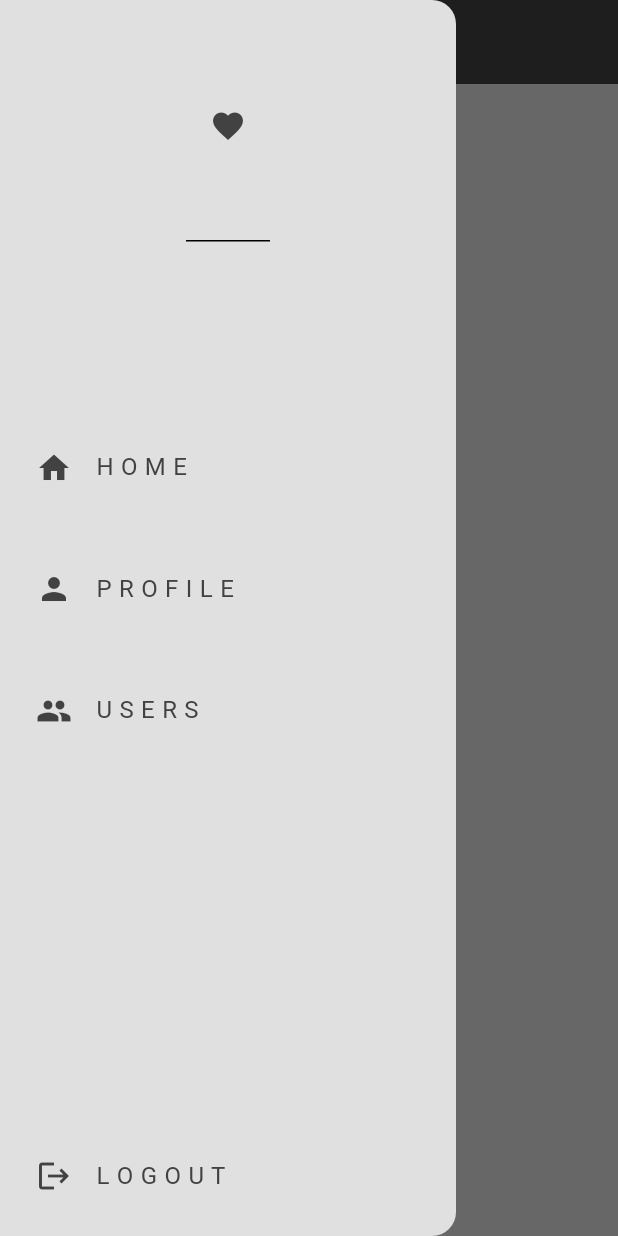
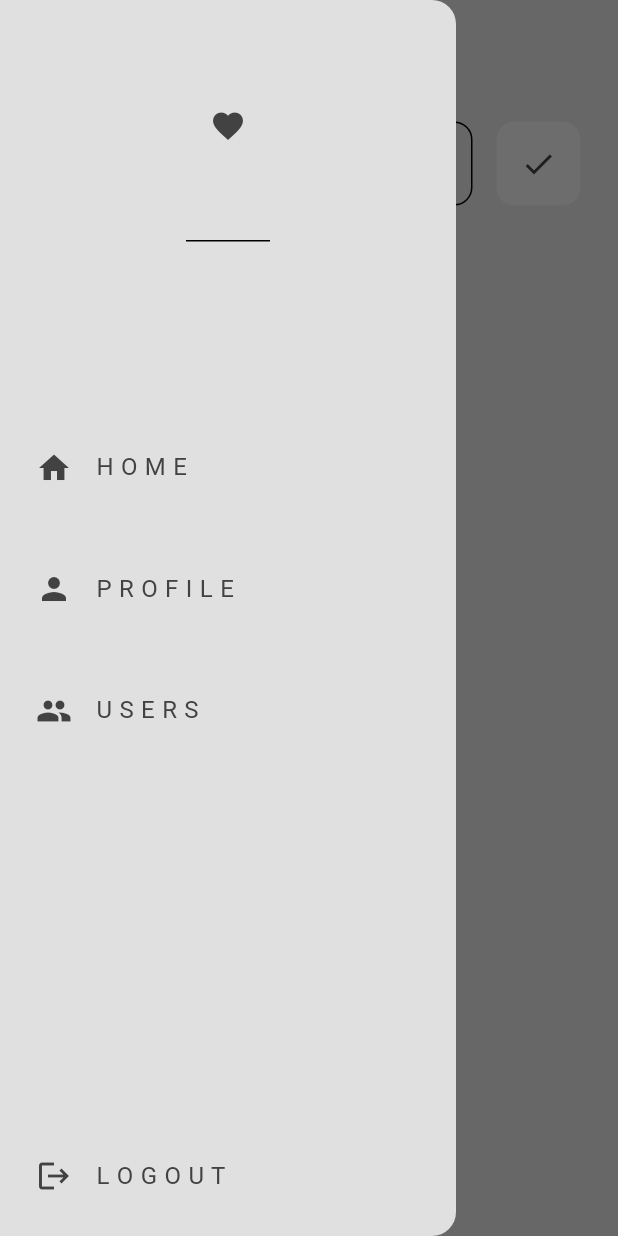
Before and after one commit to hareesh-r/flutter_firebase_integ, a Flutter app: the screen it shows once a user with an empty profile is signed in, with the side drawer open, on a phone screen of 412 x 824 dp. Run offline on Flutter 3.47's test engine with Material 3 defaults, Android fonts, the light colour scheme and no system bars; our stand-ins replace cloud_firestore, firebase_auth, firebase_core; accounts and stored records are empty; generated files the repository leaves out were written again; network calls fail.

Commit message:
feat : add functionality to home and profile

```diff
--- /dev/null
+++ b/lib/components/my_post_button.dart
@@ -0,0 +1,23 @@
+import 'package:flutter/material.dart';
+
+class CustomPostButton extends StatelessWidget {
+  final void Function()? onTap;
+  const CustomPostButton({super.key, required this.onTap});
+
+  @override
+  Widget build(BuildContext context) {
+    return GestureDetector(
+      onTap: onTap,
+      child: Container(
+        decoration: BoxDecoration(
+            color: Theme.of(context).colorScheme.primary,
+            borderRadius: BorderRadius.circular(12)),
+            padding: const EdgeInsets.all(16),
+            margin: const EdgeInsets.only(left: 16),
+        child: Center(
+          child: Icon(Icons.done, color: Theme.of(context).colorScheme.inversePrimary,),
+        ),
+      ),
+    );
+  }
+}
--- a/lib/components/my_textfield.dart
+++ b/lib/components/my_textfield.dart
@@ -15,8 +15,10 @@ class CustomTextField extends StatelessWidget {
     return TextField(
       controller: controller,
       obscureText: obscureText,
+      style: TextStyle(fontSize: 16, color: Theme.of(context).colorScheme.primary),
       decoration: InputDecoration(
           hintText: hintText,
+          hintStyle: TextStyle(fontSize: 16, color: Theme.of(context).colorScheme.secondary),
           border: OutlineInputBorder(
             borderRadius: BorderRadius.circular(12),
           )),
--- /dev/null
+++ b/lib/database/firestore.dart
@@ -0,0 +1,20 @@
+import 'package:cloud_firestore/cloud_firestore.dart';
+import 'package:firebase_auth/firebase_auth.dart';
+
+class FirestoreDatabase {
+    User? user = FirebaseAuth.instance.currentUser;
+
+    final CollectionReference posts = FirebaseFirestore.instance.collection('Posts');
+
+    Future<void> addPost(String message) {
+        return posts.add({
+          'UserEmail': user!.email,
+          'PostMessage': message,
+          'TimeStamp': Timestamp.now(),
+        });
+    }
+
+    Stream<QuerySnapshot> getPosts() {
+        return posts.orderBy('TimeStamp', descending: true).snapshots();
+    }
+}
--- a/lib/pages/home_page.dart
+++ b/lib/pages/home_page.dart
@@ -1,4 +1,9 @@
+import 'package:cloud_firestore/cloud_firestore.dart';
+import 'package:firebase_authentication/components/my_custom_tile.dart';
 import 'package:firebase_authentication/components/my_drawer.dart';
+import 'package:firebase_authentication/components/my_post_button.dart';
+import 'package:firebase_authentication/components/my_textfield.dart';
+import 'package:firebase_authentication/database/firestore.dart';
 import 'package:flutter/material.dart';
 
 class HomePage extends StatelessWidget {
@@ -6,14 +11,94 @@ class HomePage extends StatelessWidget {
 
   @override
   Widget build(BuildContext context) {
+    // Text controller
+    final TextEditingController newPostController = TextEditingController();
+
+    // firestore instance
+    final FirestoreDatabase database = FirestoreDatabase();
+
+    // Handle posting message logic
+    void postMessage() {
+      // only post if the message isn't empty
+      if (newPostController.text.isNotEmpty) {
+        String message = newPostController.text;
+        database.addPost(message);
+      }
+
+      // clear the controller
+      newPostController.clear();
+    }
+
     return Scaffold(
+      backgroundColor: Theme.of(context).colorScheme.surface,
       appBar: AppBar(
-        title: const Text("Home"),
+        title: const Text("W A L L"),
         elevation: 0,
-        backgroundColor: Theme.of(context).colorScheme.inversePrimary,
-        foregroundColor: Theme.of(context).colorScheme.surface,
+        backgroundColor: Colors.transparent,
+        foregroundColor: Theme.of(context).colorScheme.inversePrimary,
       ),
       drawer: const CustomDrawer(),
+      body: Column(
+        children: [
+          // Textfield box for user to type
+          Padding(
+            padding: const EdgeInsets.all(25),
+            child: Row(
+              children: [
+                Expanded(
+                  child: CustomTextField(
+                      hintText: "Say Something...",
+                      obscureText: false,
+                      controller: newPostController),
+                ),
+                // post button
+                CustomPostButton(
+                  onTap: postMessage,
+                )
+              ],
+            ),
+          ),
+
+          // posts
+          StreamBuilder(
+              stream: database.getPosts(),
+              builder: (context, snapshot) {
+                // Show loading circle
+                if (snapshot.connectionState == ConnectionState.waiting) {
+                  return const Center(
+                    child: CircularProgressIndicator(),
+                  );
+                }
+
+                // get all posts
+                final posts = snapshot.data!.docs;
+
+                // no data
+                if (snapshot.data == null || posts.isEmpty) {
+                  return const Center(
+                    child: Padding(
+                      padding: EdgeInsets.all(25),
+                      child: Text("No posts yet...."),
+                    ),
+                  );
+                }
+
+                // return as list
+                return Expanded(
+                    child: ListView.builder(
+                  itemCount: posts.length,
+                  itemBuilder: (context, index) {
+                    final post = posts[index];
+
+                    String message = post['PostMessage'];
+                    String userEmail = post['UserEmail'];
+                    Timestamp timestamp = post['TimeStamp'];
+                    return CustomListTile(title: message, subTitle: userEmail);
+                  },
+                ));
+              })
+        ],
+      ),
     );
   }
 }
```
Also changed, not shown: lib/components/my_custom_tile.dart (added, +27 -0 lines), lib/pages/users_page.dart (+5 -4 lines).
